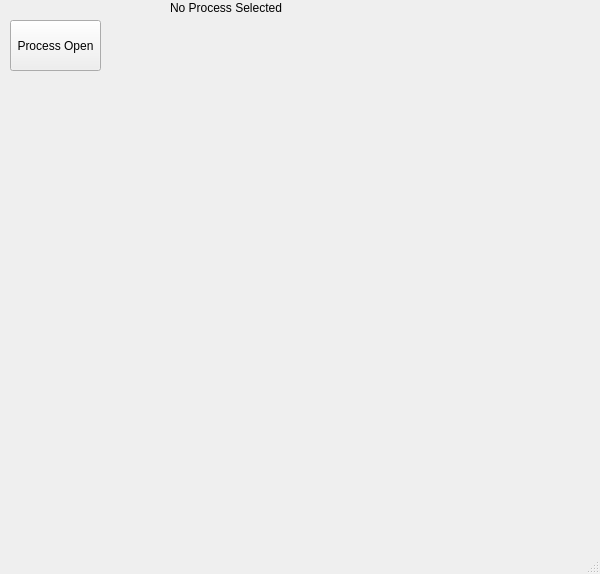
First picture: the form in JHEngine/JHEngine/jhengine.ui, repository ahgnsdi/JHEngine, before the edit.
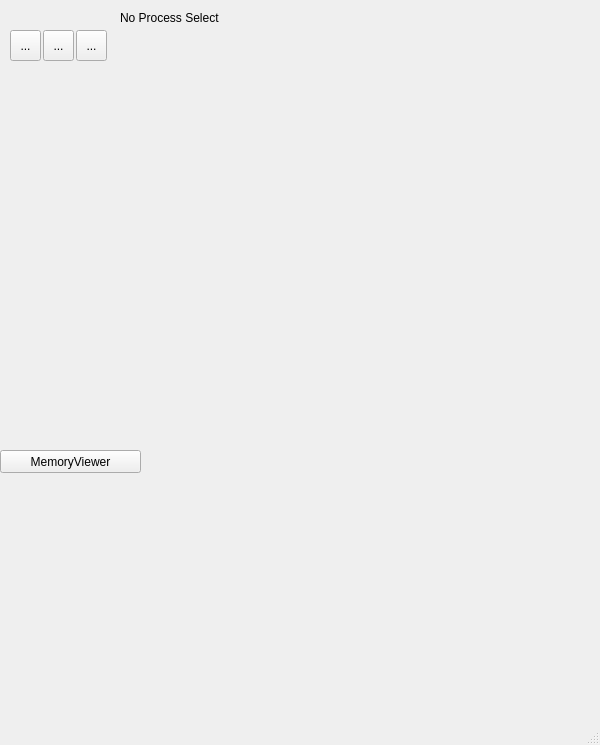
Second picture: the form after the edit. Icons and pictures are not drawn.

Commit message: fix form design and add MemoryViewer code

What changed in the file:
```diff
--- a/JHEngine/JHEngine/jhengine.ui
+++ b/JHEngine/JHEngine/jhengine.ui
@@ -10,43 +10,100 @@
     <x>0</x>
     <y>0</y>
     <width>600</width>
-    <height>574</height>
+    <height>745</height>
    </rect>
   </property>
   <property name="windowTitle">
    <string>JHEngine</string>
   </property>
   <widget class="QWidget" name="centralWidget">
-   <widget class="QPushButton" name="ProcOpenBtn">
-    <property name="enabled">
-     <bool>true</bool>
-    </property>
+   <widget class="QToolButton" name="ProcOptnBtn">
     <property name="geometry">
      <rect>
       <x>10</x>
-      <y>20</y>
-      <width>91</width>
-      <height>51</height>
+      <y>30</y>
+      <width>31</width>
+      <height>31</height>
      </rect>
     </property>
     <property name="focusPolicy">
      <enum>Qt::NoFocus</enum>
     </property>
     <property name="text">
-     <string>Process Open</string>
+     <string>...</string>
+    </property>
+    <property name="icon">
+     <iconset>
+      <normaloff>C:/Users/AhnJaeHun/Desktop/1255.ico</normaloff>C:/Users/AhnJaeHun/Desktop/1255.ico</iconset>
+    </property>
+   </widget>
+   <widget class="QToolButton" name="toolButton_2">
+    <property name="geometry">
+     <rect>
+      <x>43</x>
+      <y>30</y>
+      <width>31</width>
+      <height>31</height>
+     </rect>
+    </property>
+    <property name="focusPolicy">
+     <enum>Qt::NoFocus</enum>
+    </property>
+    <property name="text">
+     <string>...</string>
+    </property>
+    <property name="icon">
+     <iconset>
+      <normaloff>C:/Users/AhnJaeHun/Desktop/1255.ico</normaloff>C:/Users/AhnJaeHun/Desktop/1255.ico</iconset>
+    </property>
+   </widget>
+   <widget class="QToolButton" name="toolButton_3">
+    <property name="geometry">
+     <rect>
+      <x>76</x>
+      <y>30</y>
+      <width>31</width>
+      <height>31</height>
+     </rect>
+    </property>
+    <property name="focusPolicy">
+     <enum>Qt::NoFocus</enum>
+    </property>
+    <property name="text">
+     <string>...</string>
+    </property>
+    <property name="icon">
+     <iconset>
+      <normaloff>C:/Users/AhnJaeHun/Desktop/1255.ico</normaloff>C:/Users/AhnJaeHun/Desktop/1255.ico</iconset>
     </property>
    </widget>
    <widget class="QLabel" name="label">
     <property name="geometry">
      <rect>
-      <x>170</x>
-      <y>0</y>
-      <width>201</width>
+      <x>120</x>
+      <y>10</y>
+      <width>301</width>
       <height>16</height>
      </rect>
     </property>
     <property name="text">
-     <string>No Process Selected</string>
+     <string>No Process Select</string>
+    </property>
+   </widget>
+   <widget class="QPushButton" name="pushButton">
+    <property name="geometry">
+     <rect>
+      <x>0</x>
+      <y>450</y>
+      <width>141</width>
+      <height>23</height>
+     </rect>
+    </property>
+    <property name="focusPolicy">
+     <enum>Qt::NoFocus</enum>
+    </property>
+    <property name="text">
+     <string>MemoryViewer</string>
     </property>
    </widget>
   </widget>
```
Left out of the diff: 27 changed lines with no effect on the pictures. The commit also changes 16 other files.
